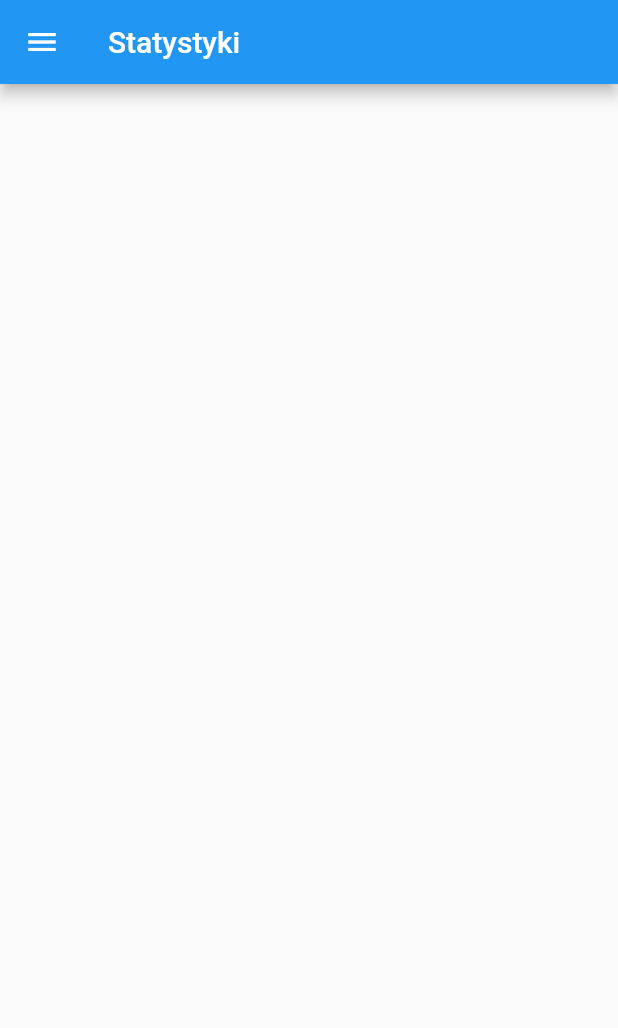
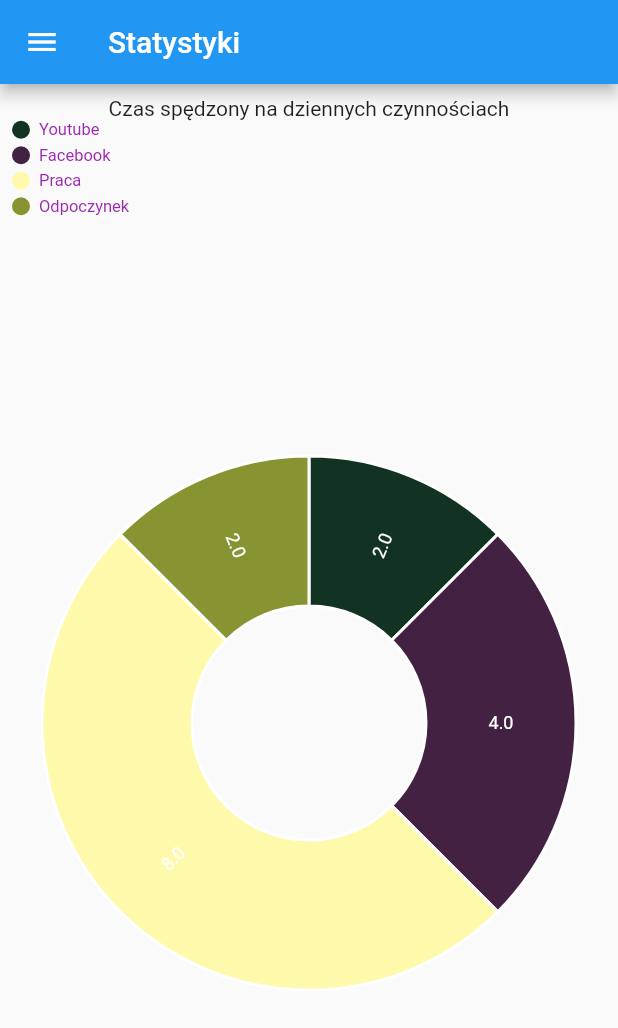
Before and after one commit to WojciechMoczydlowski/mgr-wpam, a Flutter app: the StatsScreen screen opened by its route, on a phone screen of 412 x 824 dp. Shown: the top 1028 px of the screen. Run offline on Flutter 3.47's test engine with Material 2 defaults, Android fonts, the light colour scheme and no system bars; our stand-ins replace bloc, charts_flutter, cloud_firestore, firebase_core, flutter_bloc; accounts and stored records are empty.

Commit message:
Add pieChart

```diff
--- a/lib/business_logic/cubit/add_tracking_item/add_tracking_item_cubit.dart
+++ b/lib/business_logic/cubit/add_tracking_item/add_tracking_item_cubit.dart
@@ -12,10 +12,12 @@ class AddTrackingItemCubit extends Cubit<AddTrackingItemState> {
   AddTrackingItemCubit(this.trackerRepository, this.trackerCubit)
       : super(AddTrackingItemInitial());
 
-  addTrackingItem(String categoryId) {
+  addTrackingItem(String categoryId, String categoryName) {
     emit(AddTrackingItemLoading());
 
-    trackerRepository.addTrackingItem(categoryId).then((trackingItem) {
+    trackerRepository
+        .addTrackingItem(categoryId, categoryName)
+        .then((trackingItem) {
       trackerCubit.addTrackingItem(trackingItem);
       emit(TrackingItemAdded());
     });
--- a/lib/data/models/tracking_item.dart
+++ b/lib/data/models/tracking_item.dart
@@ -1,10 +1,19 @@
 class TrackingItem {
   String id;
+  String categoryName;
   String categoryId;
   String date;
 
   TrackingItem(
-      {required this.id, required this.categoryId, required this.date});
+      {required this.id,
+      required this.categoryId,
+      required this.categoryName,
+      required this.date});
 
-  Map toJson() => {'id': id, 'categoryId': categoryId, 'date': date};
+  Map toJson() => {
+        'id': id,
+        'categoryId': categoryId,
+        'categoryName': categoryName,
+        'date': date
+      };
 }
--- a/lib/data/repositories/tracker_repository.dart
+++ b/lib/data/repositories/tracker_repository.dart
@@ -14,9 +14,11 @@ class TrackerRepository {
       List<TrackingItem> trackingItems =
           List<TrackingItem>.from(rawTrackingItems['data'].map((value) {
         return TrackingItem(
-            id: value['id'],
-            categoryId: value['categoryId'],
-            date: value['date']);
+          id: value['id'],
+          categoryId: value['categoryId'],
+          categoryName: value['categoryName'],
+          date: value['date'],
+        );
       }));
 
       return trackingItems;
@@ -25,14 +27,18 @@ class TrackerRepository {
     }
   }
 
-  Future<TrackingItem> addTrackingItem(String categoryId) async {
+  Future<TrackingItem> addTrackingItem(
+      String categoryId, String categoryName) async {
     try {
       const uuid = Uuid();
       final currentDate = DateTime.now().add(const Duration(hours: 2));
 
       List<TrackingItem> trackingItems = await fetchTrackingItems();
       TrackingItem newTrackingItem = TrackingItem(
-          id: uuid.v1(), categoryId: categoryId, date: currentDate.toString());
+          id: uuid.v1(),
+          categoryId: categoryId,
+          date: currentDate.toString(),
+          categoryName: categoryName);
 
       trackingItems.add(newTrackingItem);
 
--- a/lib/presentation/screens/stats_screen.dart
+++ b/lib/presentation/screens/stats_screen.dart
@@ -1,4 +1,7 @@
 import 'package:flutter/material.dart';
+import 'package:flutter_bloc/flutter_bloc.dart';
+import 'package:wpam_app/business_logic/cubit/tracker/tracker_cubit.dart';
+import 'package:wpam_app/presentation/widgets/charts/tracking_pie_chart_widget.dart';
 
 import '../widgets/layout/navigation_drawer_widget.dart';
 
@@ -7,9 +10,20 @@ class StatsScreen extends StatelessWidget {
 
   @override
   Widget build(BuildContext context) {
+    BlocProvider.of<TrackerCubit>(context).fetchTrackingItems();
+
     return Scaffold(
       appBar: AppBar(title: const Text("Statystyki")),
       drawer: const NavigationDrawerWidget(),
+      body: BlocBuilder<TrackerCubit, TrackerState>(
+        builder: (blocContext, state) {
+          if (state is! TrackerLoaded) {
+            return const Center(child: CircularProgressIndicator());
+          }
+
+          return const TrackingPieChartWidget();
+        },
+      ),
     );
   }
 }
--- a/lib/presentation/widgets/category/category_tile_widget.dart
+++ b/lib/presentation/widgets/category/category_tile_widget.dart
@@ -1,4 +1,5 @@
 import 'package:flutter/material.dart';
+import 'package:wpam_app/utils/get_color_from_hex.dart';
 
 class CategoryTileWidget extends StatelessWidget {
   final String id;
@@ -12,7 +13,7 @@ class CategoryTileWidget extends StatelessWidget {
   @override
   Widget build(BuildContext context) {
     return Container(
-      color: Color(int.parse(color.replaceAll('#', '0xff'))),
+      color: getColorFromHex(color),
       padding: const EdgeInsets.symmetric(horizontal: 16, vertical: 8),
       child: Row(
         children: [Text(name)],
--- /dev/null
+++ b/lib/presentation/widgets/charts/tracking_pie_chart_widget.dart
@@ -0,0 +1,92 @@
+import 'package:charts_flutter/flutter.dart' as charts;
+import 'package:flutter/material.dart';
+import 'package:flutter_bloc/flutter_bloc.dart';
+import 'package:wpam_app/business_logic/cubit/tracker/tracker_cubit.dart';
+import 'package:wpam_app/utils/get_color_from_hex.dart';
+
+var pieData = [
+  PieChartItem("youtube", "Youtube", 2, getColorFromHex("#123321")),
+  PieChartItem("Facebook", "Facebook", 4, getColorFromHex("#432142")),
+  PieChartItem("Work", "Praca", 8, getColorFromHex("#FFFaab")),
+  PieChartItem("Rest", "Odpoczynek", 2, getColorFromHex("#889432")),
+];
+
+class TrackingPieChartWidget extends StatefulWidget {
+  const TrackingPieChartWidget({Key? key}) : super(key: key);
+
+  @override
+  State<TrackingPieChartWidget> createState() => _TrackingPieChartWidgetState();
+}
+
+class _TrackingPieChartWidgetState extends State<TrackingPieChartWidget> {
+  final List<charts.Series<PieChartItem, String>> _seriesPieData =
+      <charts.Series<PieChartItem, String>>[];
+
+  @override
+  void initState() {
+    super.initState();
+
+    _seriesPieData.add(
+      charts.Series(
+          data: pieData,
+          domainFn: (PieChartItem item, _) => item.label,
+          measureFn: (PieChartItem item, _) => item.period,
+          colorFn: (PieChartItem item, _) =>
+              charts.ColorUtil.fromDartColor(item.color),
+          id: "Your daily activity",
+          labelAccessorFn: (PieChartItem item, _) => '${item.period}'),
+    );
+  }
+
+  @override
+  Widget build(BuildContext context) {
+    return BlocBuilder<TrackerCubit, TrackerState>(
+      builder: (context, state) {
+        // const pieData = mkPieData();
+
+        return Padding(
+          padding: const EdgeInsets.all(8),
+          child: Center(
+            child: Column(children: <Widget>[
+              const Text("Czas spędzony na dziennych czynnościach"),
+              Expanded(
+                  child: charts.PieChart<String>(
+                _seriesPieData,
+                animate: true,
+                animationDuration: const Duration(seconds: 2),
+                behaviors: [
+                  charts.DatumLegend(
+                      outsideJustification:
+                          charts.OutsideJustification.endDrawArea,
+                      horizontalFirst: false,
+                      desiredMaxRows: 2,
+                      cellPadding:
+                          const EdgeInsets.only(right: 4.0, bottom: 4.0),
+                      entryTextStyle: charts.TextStyleSpec(
+                        color: charts.MaterialPalette.purple.shadeDefault,
+                        fontSize: 11,
+                      ))
+                ],
+                defaultRenderer: charts.ArcRendererConfig(
+                    arcWidth: 100,
+                    arcRendererDecorators: [
+                      charts.ArcLabelDecorator(
+                          labelPosition: charts.ArcLabelPosition.inside)
+                    ]),
+              ))
+            ]),
+          ),
+        );
+      },
+    );
+  }
+}
+
+class PieChartItem {
+  String id;
+  String label;
+  double period;
+  Color color;
+
+  PieChartItem(this.id, this.label, this.period, this.color);
+}
--- a/lib/presentation/widgets/tracking/tracker_tile_widget.dart
+++ b/lib/presentation/widgets/tracking/tracker_tile_widget.dart
@@ -22,7 +22,7 @@ class TrackerTileWidget extends StatelessWidget {
         return TextButton(
             onPressed: () {
               BlocProvider.of<AddTrackingItemCubit>(context)
-                  .addTrackingItem(categoryId);
+                  .addTrackingItem(categoryId, name);
             },
             child:
                 CategoryTileWidget(id: categoryId, name: name, color: color));
--- /dev/null
+++ b/lib/utils/get_color_from_hex.dart
@@ -0,0 +1,5 @@
+import 'package:flutter/painting.dart';
+
+Color getColorFromHex(String hexColor) {
+  return Color(int.parse(hexColor.replaceAll('#', '0xff')));
+}
--- a/pubspec.yaml
+++ b/pubspec.yaml
@@ -35,6 +35,7 @@ dependencies:
   flutter_bloc: ^8.0.1
   http: ^0.13.4
   uuid: ^3.0.6
+  charts_flutter: ^0.12.0
 
 dev_dependencies:
   flutter_lints: ^1.0.0
```
Also changed, not shown: pubspec.lock.
